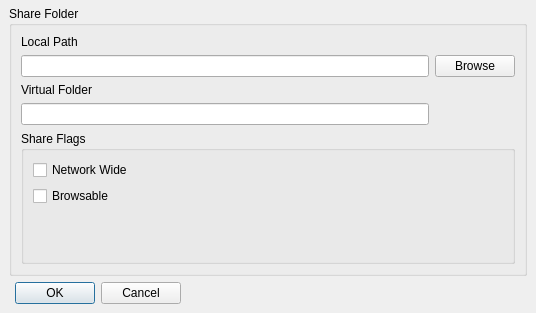
The window that retroshare-gui/src/gui/ShareDialog.ui (RetroShare/RetroShare) describes before a commit, drawn with Qt 5.
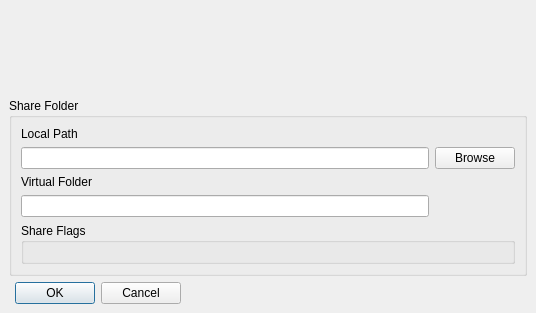
The same window after the commit. Icons and pictures are not drawn. Custom widgets are drawn as their Qt base class.

Commit message: added widget for group selection. Used it in share dialog

Diff of the .ui file:
```diff
--- a/retroshare-gui/src/gui/ShareDialog.ui
+++ b/retroshare-gui/src/gui/ShareDialog.ui
@@ -113,41 +113,7 @@
            <property name="title">
             <string>Share Flags</string>
            </property>
-           <layout class="QGridLayout" name="gridLayout_5">
-            <item row="5" column="0">
-             <spacer name="verticalSpacer">
-              <property name="orientation">
-               <enum>Qt::Vertical</enum>
-              </property>
-              <property name="sizeHint" stdset="0">
-               <size>
-                <width>20</width>
-                <height>40</height>
-               </size>
-              </property>
-             </spacer>
-            </item>
-            <item row="1" column="0">
-             <widget class="QCheckBox" name="browsableCheckBox">
-              <property name="toolTip">
-               <string>Browseable by Friends</string>
-              </property>
-              <property name="text">
-               <string>Browsable</string>
-              </property>
-             </widget>
-            </item>
-            <item row="0" column="0">
-             <widget class="QCheckBox" name="networkwideCheckBox">
-              <property name="toolTip">
-               <string>Anonymous shared Network Wide</string>
-              </property>
-              <property name="text">
-               <string>Network Wide</string>
-              </property>
-             </widget>
-            </item>
-           </layout>
+           <layout class="QGridLayout" name="gridLayout_5"/>
           </widget>
          </item>
         </layout>
```
Left out of the diff: 2 changed lines with no effect on the pictures. The commit also changes 7 other files.
